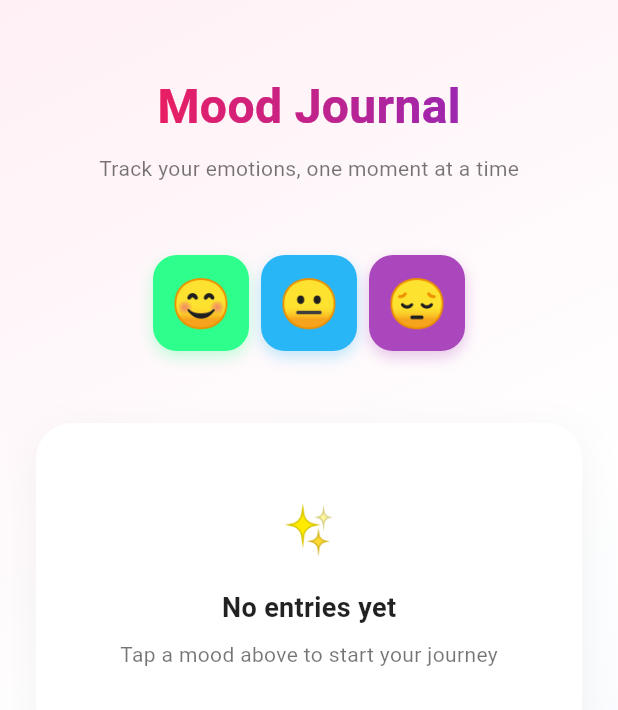
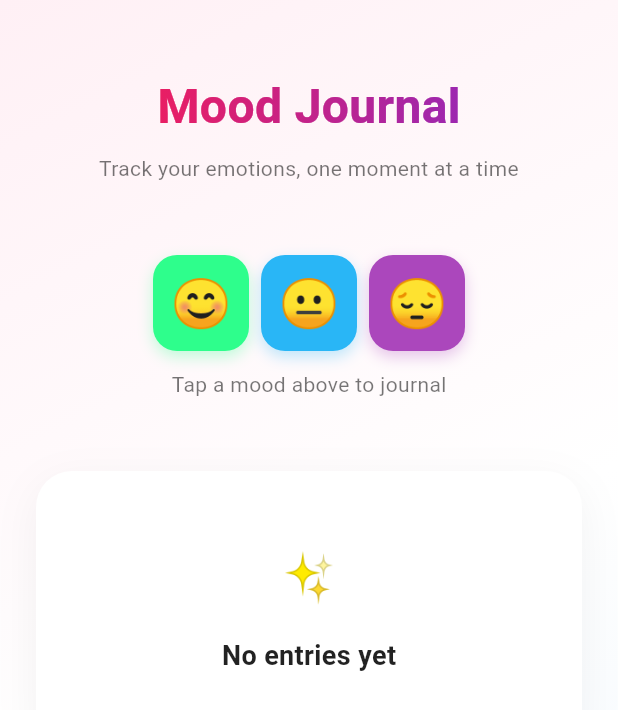
Before and after one commit to root458/mood_tracker, a Flutter app: the screen it shows after launch, on a phone screen of 412 x 824 dp. Shown: the top 710 px of the screen. Run offline on Flutter 3.47's test engine with Material 3 defaults, Android fonts, the phone set to English and light mode, and no system bars; our stand-ins replace bloc, freezed_annotation, hive_ce, hive_ce_flutter; accounts and stored records are empty; generated files the repository leaves out were written again.

Commit message:
Enhance mood button hover feedback and clarify mood selection instructions.

```diff
--- a/lib/mood_tracker/view/mood_tracker_page.dart
+++ b/lib/mood_tracker/view/mood_tracker_page.dart
@@ -13,9 +13,9 @@
             begin: Alignment.topLeft,
             end: Alignment.bottomRight,
             colors: [
-              Color(0xFFFFF0F5), // Light pinkish
+              Color(0xFFFFF0F5),
               Colors.white,
-              Color(0xFFF0F8FF), // Alice blue
+              Color(0xFFF0F8FF),
             ],
           ),
         ),
@@ -39,6 +39,14 @@
                     );
                   }).toList(),
                 ),
+                const SizedBox(height: 12),
+                const Text(
+                  'Tap a mood above to journal',
+                  style: TextStyle(
+                    fontSize: 14,
+                    color: Colors.black54,
+                  ),
+                ),
                 const SizedBox(height: 48),
                 const EmptyTimelineCard(),
               ],
--- a/lib/mood_tracker/view/widgets/empty_timeline_card.dart
+++ b/lib/mood_tracker/view/widgets/empty_timeline_card.dart
@@ -34,13 +34,6 @@
               color: Colors.black87,
             ),
           ),
-          SizedBox(height: 8),
-          Text(
-            'Tap a mood above to start your journey',
-            style: TextStyle(
-              color: Colors.black54,
-            ),
-          ),
         ],
       ),
     );
--- a/lib/mood_tracker/view/widgets/mood_button.dart
+++ b/lib/mood_tracker/view/widgets/mood_button.dart
@@ -18,7 +18,9 @@
 
   @override
   Widget build(BuildContext context) {
-    return GestureDetector(
+    return MouseRegion(
+      cursor: SystemMouseCursors.click,
+      child: GestureDetector(
         onTap: onTap,
         child: Column(
           mainAxisSize: MainAxisSize.min,
@@ -59,6 +61,7 @@
             ],
           ],
         ),
+      ),
     );
   }
 }
--- a/lib/mood_tracker/view/widgets/mood_extensions.dart
+++ b/lib/mood_tracker/view/widgets/mood_extensions.dart
@@ -16,11 +16,11 @@
   Color get color {
     switch (this) {
       case Mood.happy:
-        return const Color(0xFF2EFE8C); // Vibrant Green
+        return const Color(0xFF2EFE8C);
       case Mood.neutral:
-        return const Color(0xFF29B6F6); // Light Blue
+        return const Color(0xFF29B6F6);
       case Mood.sad:
-        return const Color(0xFFAB47BC); // Purple
+        return const Color(0xFFAB47BC);
     }
   }
 
--- a/lib/mood_tracker/view/widgets/mood_journal_header.dart
+++ b/lib/mood_tracker/view/widgets/mood_journal_header.dart
@@ -22,11 +22,12 @@
         ),
         const SizedBox(height: 8),
         const Text(
-          'Track your emotions, one moment at a time',
+          '''Track your emotions, one moment at a time''',
           style: TextStyle(
             fontSize: 14,
             color: Colors.black54,
           ),
+          textAlign: TextAlign.center,
         ),
       ],
     );
```
Lines whose indentation alone changed are shown as unchanged.
